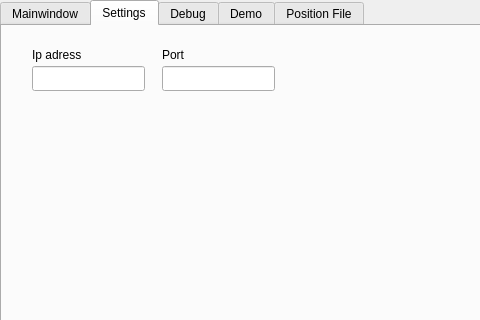
The window that mainwindow.ui (Fontys-PPM/PC-Interface) describes before a commit, drawn with Qt 5; both pictures show x 0 to 480 and y 0 to 320 of the 800 by 645 pixel window.
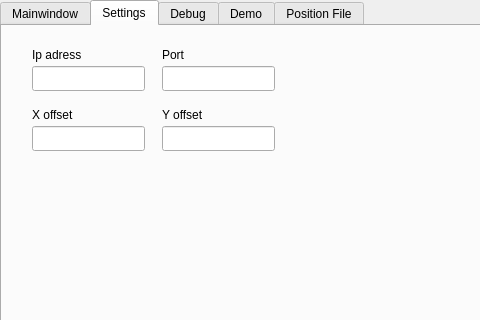
The same window after the commit. The open tabs and pages were chosen to show the change. Icons and pictures are not drawn.

Commit message: Added command label in the centriod table

```diff
--- a/mainwindow.ui
+++ b/mainwindow.ui
@@ -155,6 +155,52 @@
        <string>Port</string>
       </property>
      </widget>
+     <widget class="QLabel" name="label_10">
+      <property name="geometry">
+       <rect>
+        <x>160</x>
+        <y>80</y>
+        <width>67</width>
+        <height>17</height>
+       </rect>
+      </property>
+      <property name="text">
+       <string>Y offset</string>
+      </property>
+     </widget>
+     <widget class="QLineEdit" name="txt_yOffset">
+      <property name="geometry">
+       <rect>
+        <x>160</x>
+        <y>100</y>
+        <width>113</width>
+        <height>25</height>
+       </rect>
+      </property>
+     </widget>
+     <widget class="QLabel" name="label_11">
+      <property name="geometry">
+       <rect>
+        <x>30</x>
+        <y>80</y>
+        <width>67</width>
+        <height>17</height>
+       </rect>
+      </property>
+      <property name="text">
+       <string>X offset</string>
+      </property>
+     </widget>
+     <widget class="QLineEdit" name="txt_xOffset">
+      <property name="geometry">
+       <rect>
+        <x>30</x>
+        <y>100</y>
+        <width>113</width>
+        <height>25</height>
+       </rect>
+      </property>
+     </widget>
     </widget>
     <widget class="QWidget" name="tab">
      <attribute name="title">
```
The commit also changes 1 other file.
